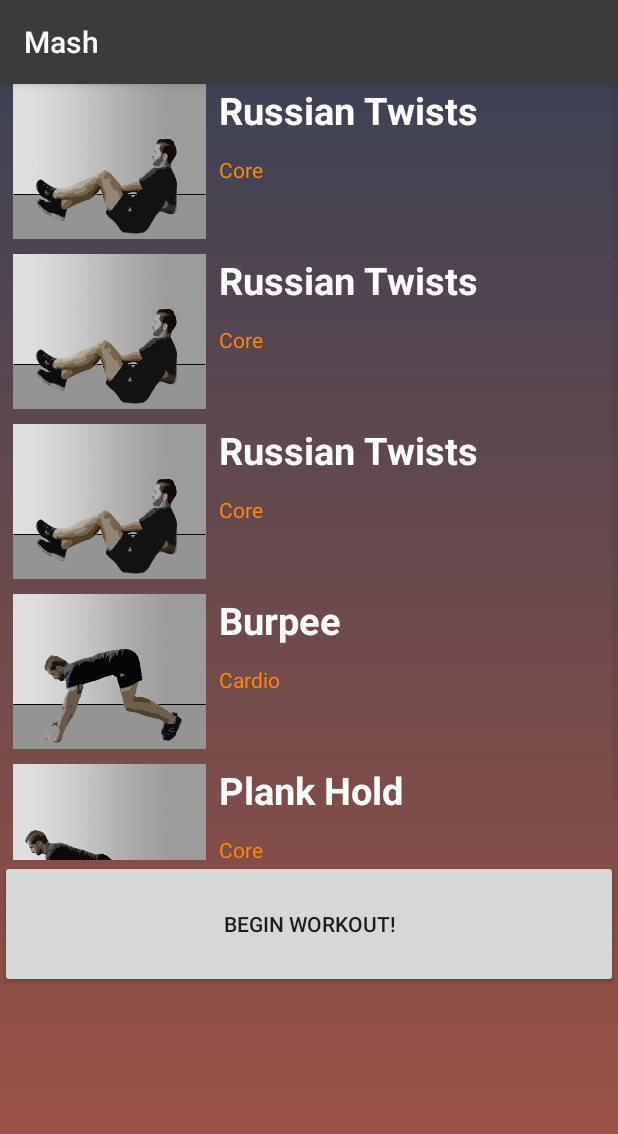
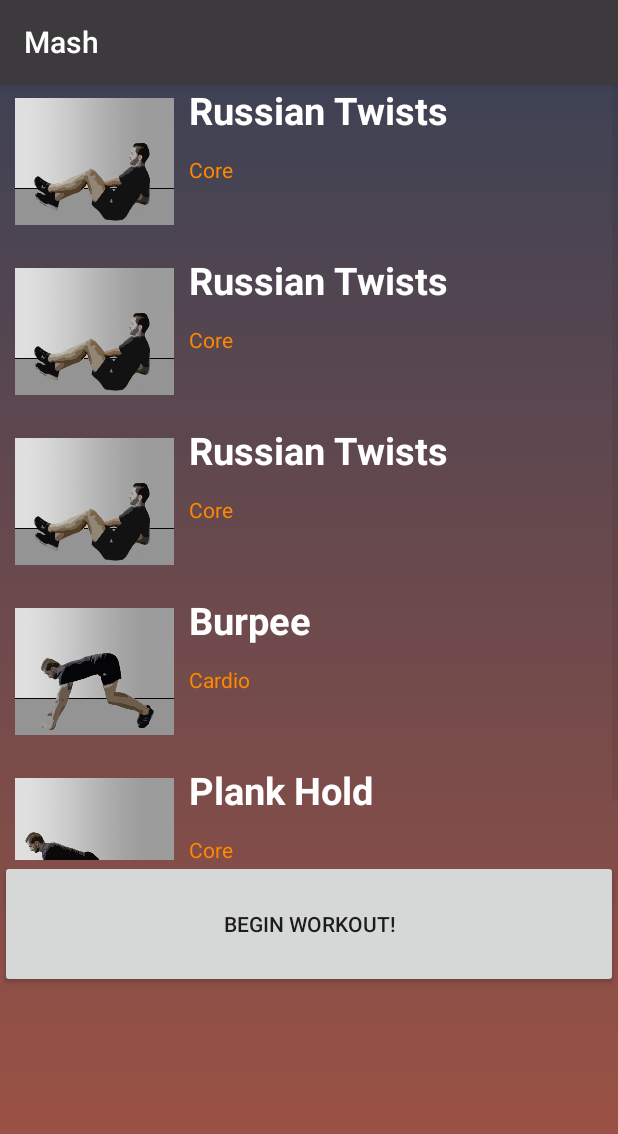
Before and after one commit to Zimm01/Mash, an Android app: the ListPage screen opened directly, with no data from a screen before it, on a phone screen of 412 x 824 dp. Shown: the top 1134 px of the screen. Run offline under Robolectric (Android 15) with nearby library versions, the phone set to English and light mode, and no system bars.

Commit message:
fixed list view cell to full width, no longer depending on the label length

```diff
--- a/app/src/main/res/layout/list_cell_setup.xml
+++ b/app/src/main/res/layout/list_cell_setup.xml
@@ -2,13 +2,15 @@
 <LinearLayout xmlns:android="http://schemas.android.com/apk/res/android"
     xmlns:app="http://schemas.android.com/apk/res-auto"
     android:layout_width="match_parent"
-    android:layout_height="wrap_content">
+    android:layout_height="wrap_content"
+    android:background="@android:color/transparent">
 
     <ImageView
         android:id="@+id/imageView1ID"
-        android:layout_width="146dp"
+        android:layout_width="231dp"
         android:layout_height="match_parent"
         android:layout_weight="1"
+        android:paddingLeft="10dp"
         app:srcCompat="@android:drawable/checkbox_off_background" />
 
     <LinearLayout
@@ -25,13 +27,16 @@
             android:text="TextView"
             android:textColor="@android:color/background_light"
             android:textSize="25sp"
-            android:textStyle="bold" />
+            android:textStyle="bold"
+            android:paddingLeft="10dp"
+            />
 
         <TextView
             android:id="@+id/infoTextviewID"
             android:layout_width="match_parent"
             android:layout_height="52dp"
             android:text="TextView"
+            android:paddingLeft="10dp"
             android:textColor="@android:color/holo_orange_dark" />
     </LinearLayout>
 </LinearLayout>
--- a/app/src/main/res/layout/list_view_setup.xml
+++ b/app/src/main/res/layout/list_view_setup.xml
@@ -19,7 +19,7 @@
 
         <ListView
             android:id="@+id/listViewID"
-            android:layout_width="wrap_content"
+            android:layout_width="match_parent"
             android:layout_height="517dp"
             android:divider="@android:color/transparent"
             android:dividerHeight="10.0sp" />
```
